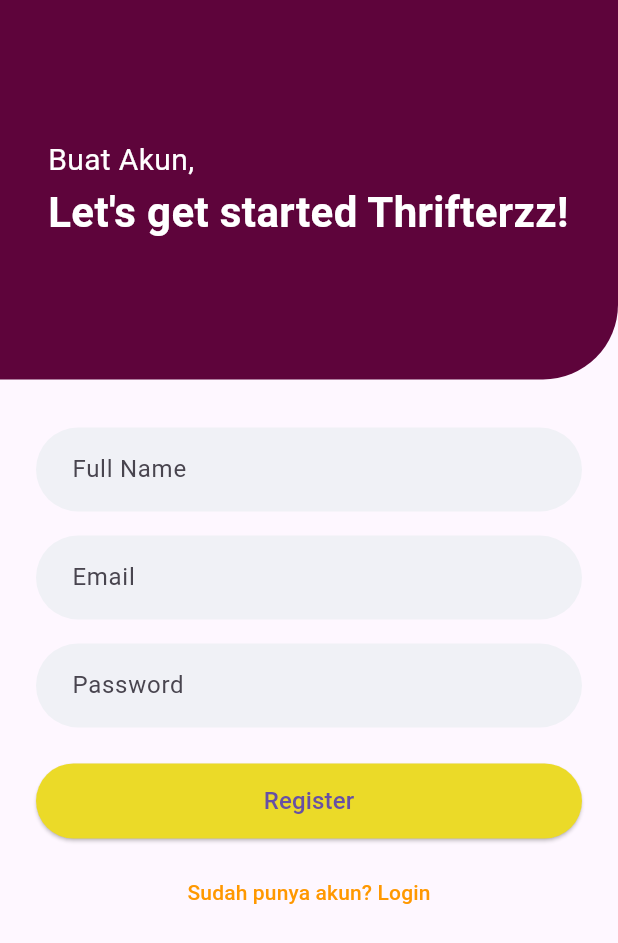
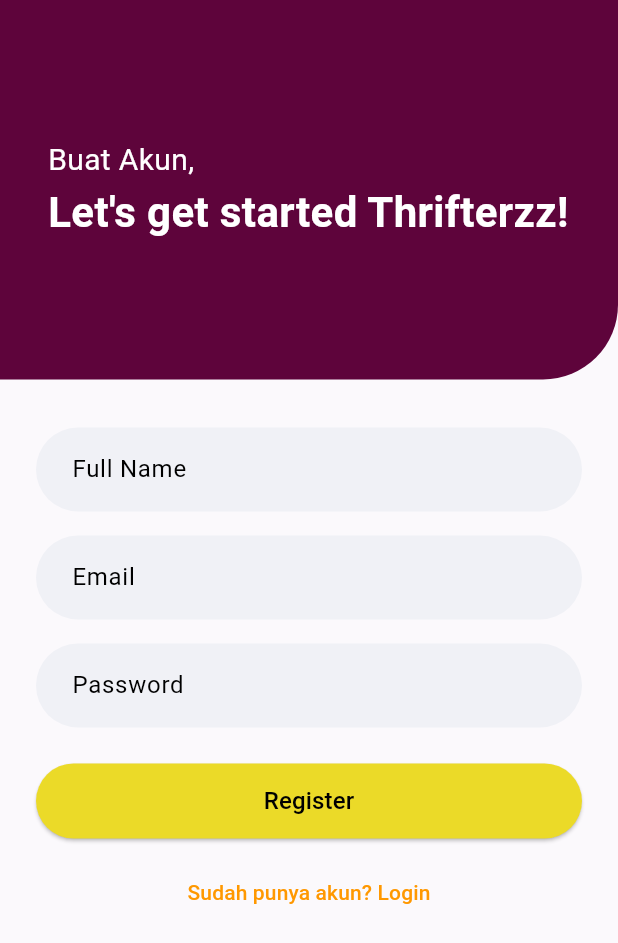
Before and after one commit to zanthegreat18/thriftin_app, a Flutter app: the screen it shows after launch, after a tap on "Belum jadi Thrifters? Register", on a phone screen of 412 x 824 dp. Shown: the top 943 px of the screen. Run offline on Flutter 3.47's test engine with Material 3 defaults, Android fonts, the phone set to English and light mode, and no system bars; our stand-ins replace dio, flutter_bloc, geolocator, google_maps_flutter, image_picker, shared_preferences; network calls fail.

Commit message:
penyesuaian main dart

```diff
--- a/lib/main.dart
+++ b/lib/main.dart
@@ -1,30 +1,53 @@
 import 'package:flutter/material.dart';
 import 'package:flutter_bloc/flutter_bloc.dart';
+import 'package:thriftin_app/Produk/bloc/product_bloc.dart';
 import 'package:thriftin_app/bloc/auth_bloc.dart';
 import 'package:thriftin_app/screens/login_page.dart';
-import 'package:thriftin_app/services/auth_service.dart';
+import 'package:thriftin_app/screens/product_detail_page.dart';
 import 'package:thriftin_app/screens/admin_dashboard_page.dart';
 import 'package:thriftin_app/screens/user_dashboard_page.dart';
-
+import 'package:thriftin_app/services/auth_service.dart';
+import 'package:thriftin_app/services/product_service.dart';
 
 void main() {
-  runApp(MyApp());
+  runApp(const MyApp());
 }
 
 class MyApp extends StatelessWidget {
-  final AuthService authService = AuthService();
+  const MyApp({super.key});
 
   @override
   Widget build(BuildContext context) {
-    return BlocProvider(
-      create: (_) => AuthBloc(authService),
+    final authService = AuthService();
+    final productService = ProductService();
+
+    return MultiBlocProvider(
+      providers: [
+        BlocProvider(create: (_) => AuthBloc(authService)),
+        BlocProvider(create: (_) => ProductBloc(productService)),
+      ],
       child: MaterialApp(
         debugShowCheckedModeBanner: false,
+        title: 'Thriftin App',
+        theme: ThemeData(
+          scaffoldBackgroundColor: const Color(0xFFFBF9FC),
+          appBarTheme: const AppBarTheme(
+            backgroundColor: Colors.white,
+            foregroundColor: Colors.black,
+            elevation: 0,
+          ),
+          fontFamily: 'Roboto',
+          colorScheme: ColorScheme.fromSwatch().copyWith(
+            primary: Colors.black,
+            secondary: Colors.blueAccent,
+          ),
+        ),
         initialRoute: '/',
         routes: {
-          '/': (_) => LoginPage(),
-          '/admin-dashboard': (_) => AdminDashboardPage(),
-          '/user-dashboard': (_) => UserDashboardPage(),
+          '/': (_) =>  LoginPage(),
+          '/admin-dashboard': (_) =>  AdminDashboardPage(),
+          '/user-dashboard': (_) => const UserDashboardPage(),
+          '/product-detail': (_) => const ProductDetailPage(),
         },
       ),
     );
```
